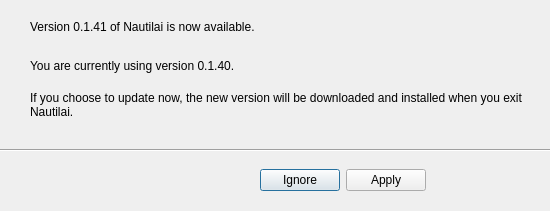
This is src/app/src/autoupdate.ui in CuriBio/nautilus_acquisition as Qt 5 draws it before an edit. The edited form follows.
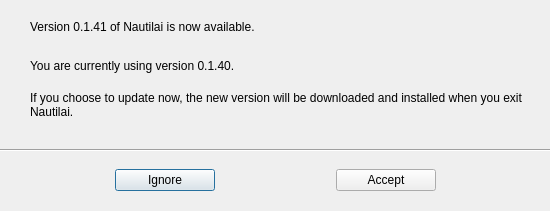
This is the edited form.

What changed in the file:
```diff
--- a/src/app/src/autoupdate.ui
+++ b/src/app/src/autoupdate.ui
@@ -75,41 +75,6 @@
     </rect>
    </property>
    <layout class="QHBoxLayout" name="horizontalLayout">
-    <item>
-     <spacer name="horizontalSpacer">
-      <property name="orientation">
-       <enum>Qt::Horizontal</enum>
-      </property>
-      <property name="sizeHint" stdset="0">
-       <size>
-        <width>40</width>
-        <height>20</height>
-       </size>
-      </property>
-     </spacer>
-    </item>
-    <item>
-     <widget class="QDialogButtonBox" name="buttonBox">
-      <property name="minimumSize">
-       <size>
-        <width>300</width>
-        <height>0</height>
-       </size>
-      </property>
-      <property name="layoutDirection">
-       <enum>Qt::LeftToRight</enum>
-      </property>
-      <property name="orientation">
-       <enum>Qt::Horizontal</enum>
-      </property>
-      <property name="standardButtons">
-       <set>QDialogButtonBox::Apply|QDialogButtonBox::Ignore</set>
-      </property>
-      <property name="centerButtons">
-       <bool>false</bool>
-      </property>
-     </widget>
-    </item>
     <item>
      <spacer name="horizontalSpacer_2">
       <property name="orientation">
@@ -123,6 +88,58 @@
       </property>
      </spacer>
     </item>
+    <item>
+     <widget class="QPushButton" name="ignoreUpdate">
+      <property name="minimumSize">
+       <size>
+        <width>100</width>
+        <height>0</height>
+       </size>
+      </property>
+      <property name="text">
+       <string>Ignore</string>
+      </property>
+     </widget>
+    </item>
+    <item>
+     <spacer name="horizontalSpacer">
+      <property name="orientation">
+       <enum>Qt::Horizontal</enum>
+      </property>
+      <property name="sizeHint" stdset="0">
+       <size>
+        <width>40</width>
+        <height>20</height>
+       </size>
+      </property>
+     </spacer>
+    </item>
+    <item>
+     <widget class="QPushButton" name="acceptUpdate">
+      <property name="minimumSize">
+       <size>
+        <width>100</width>
+        <height>0</height>
+       </size>
+      </property>
+      <property name="text">
+       <string>Accept</string>
+      </property>
+     </widget>
+    </item>
+    <item>
+     <spacer name="horizontalSpacer_3">
+      <property name="orientation">
+       <enum>Qt::Horizontal</enum>
+      </property>
+      <property name="sizeHint" stdset="0">
+       <size>
+        <width>40</width>
+        <height>20</height>
+       </size>
+      </property>
+     </spacer>
+    </item>
    </layout>
   </widget>
  </widget>
```
Left out of the diff: 35 changed lines with no effect on the pictures.
